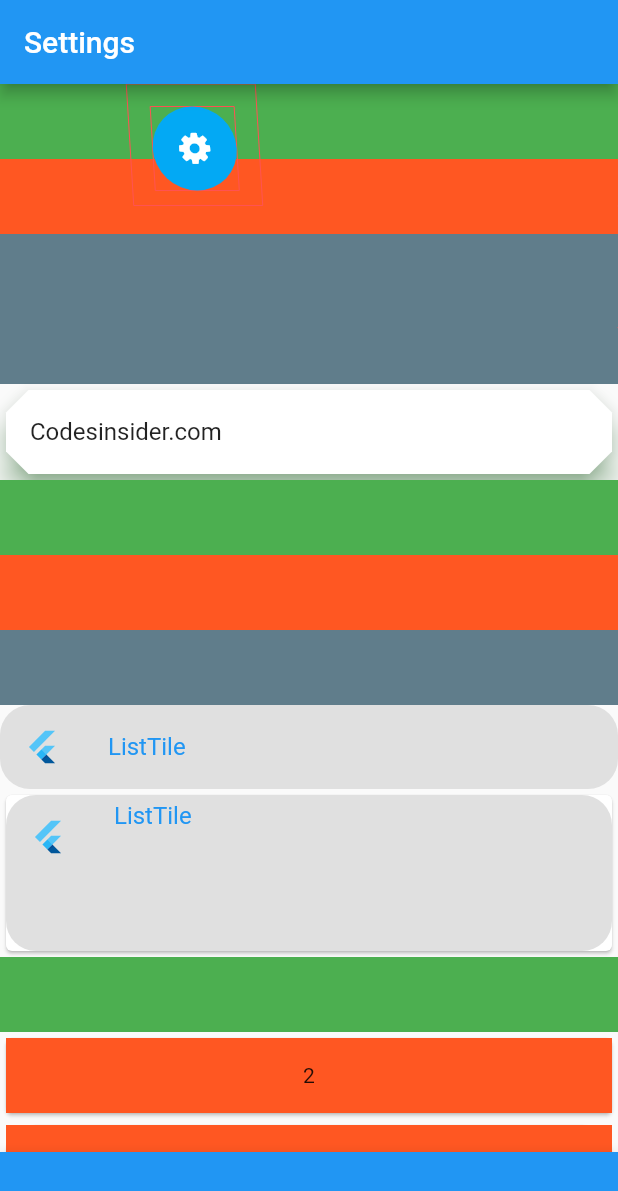
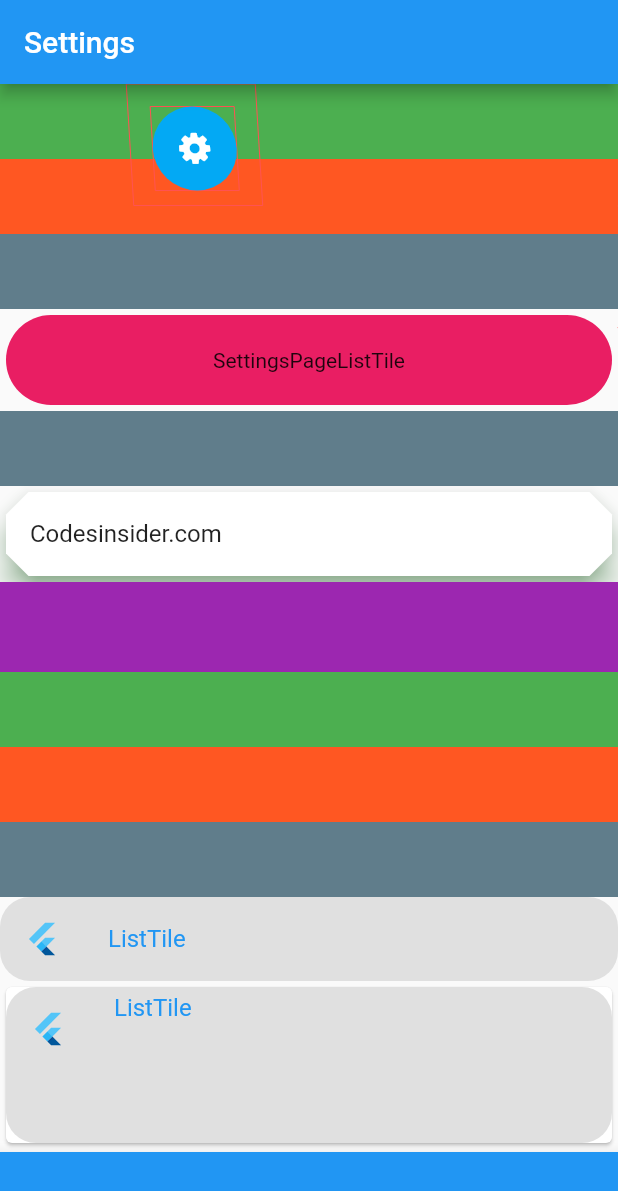
Before and after one commit to BigDeeEss/dash_cam_app, a Flutter app: the screen it shows after launch, after a tap on an icon or button, on a phone screen of 412 x 824 dp. Shown: the top 1191 px of the screen. Run offline on Flutter 3.47's test engine with Material 2 defaults, Android fonts, the phone set to English and light mode, and no system bars; missing offline and left inert: rect_getter; statements that could not run were skipped.

Commit message:
Reinstate NotificationNotifier in the build method of SettingsPageContents.
Works.

```diff
--- a/lib/settings_page_contents.dart
+++ b/lib/settings_page_contents.dart
@@ -24,10 +24,18 @@ class SettingsPageContents extends StatelessWidget {
     // return NotificationNotifier<ScrollNotification, ScrollUpdateNotification>(
     //   child: _SettingsPageContentsList(),
     // );
-    return DataNotifier(
-      key: ValueKey('NN_test'),
+    return NotificationNotifier<ScrollNotification>(
       child: _SettingsPageContentsList(),
-      data: notificationData,
+      notificationData: notificationData,
+      onNotification: (notification) {
+        if (notification is ScrollUpdateNotification) {
+          notificationData.value = notification.metrics.pixels;
+        }
+
+        //  Return true to stop notifications of this type
+        //  continuing up the widget tree.
+        return true;
+      },
     );
   }
 }
@@ -44,7 +52,6 @@ class _SettingsPageContentsList extends StatelessWidget {
 
   @override
   Widget build(BuildContext context) {
-    print(DataNotifier.of(context, ValueKey('NN_test')).data.value);
     return
       // ClipPath(
       //   clipper: SettingsPageListTileClipper(
@@ -71,9 +78,9 @@ class _SettingsPageContentsList extends StatelessWidget {
             alignment: Alignment.center,
             color: colors[0],
           ),
-          // SettingsPageListTile(
-          //   valueListenable: NN.of(context, ValueKey('NN_test')),
-          // ),
+          SettingsPageListTile(
+            valueListenable: NotificationNotifier.of <ScrollNotification> (context).notificationData,
+          ),
           Container(
             height: 50,
             width: 50,
@@ -90,17 +97,17 @@ class _SettingsPageContentsList extends StatelessWidget {
                 borderRadius: BorderRadius.circular(15)
             ),
           ),
-          // ValueListenableBuilder<double>(
-          //   valueListenable: NN.of(context, ValueKey('NN_test')).data,
-          //   builder: (BuildContext context, double value, __,){
-          //     return Container(
-          //       // height: 20.0 + 40 * math.pow(math.cos(value/50), 2),
-          //       width: 50,
-          //       alignment: Alignment.center,
-          //       color: colors[3],
-          //     );
-          //   },
-          // ),
+          ValueListenableBuilder<double>(
+            valueListenable: NotificationNotifier.of <ScrollNotification> (context).notificationData,
+            builder: (BuildContext context, double value, __,){
+              return Container(
+                height: 20.0 + 40 * math.pow(math.cos(value/50), 2),
+                width: 50,
+                alignment: Alignment.center,
+                color: colors[3],
+              );
+            },
+          ),
           Container(
             height: 50,
             width: 50,
@@ -136,9 +143,9 @@ class _SettingsPageContentsList extends StatelessWidget {
               subtitle: SizedBox(height: 77,),
             ),
           ),
-          // SettingsPageListTile(
-          //   valueListenable: NotificationNotifier.of <ScrollNotification> (context).notificationData,
-          // ),
+          SettingsPageListTile(
+            valueListenable: NotificationNotifier.of <ScrollNotification> (context).notificationData,
+          ),
           Container(
             height: 50,
             width: 50,
@@ -170,9 +177,9 @@ class _SettingsPageContentsList extends StatelessWidget {
             alignment: Alignment.center,
             color: colors[2],
           ),
-          // SettingsPageListTile(
-          //   valueListenable: NotificationNotifier.of <ScrollNotification> (context).notificationData,
-          // ),
+          SettingsPageListTile(
+            valueListenable: NotificationNotifier.of <ScrollNotification> (context).notificationData,
+          ),
           Container(
             height: 50,
             width: 50,
@@ -271,17 +278,17 @@ class _SettingsPageContentsList extends StatelessWidget {
             alignment: Alignment.center,
             color: colors[0],
           ),
-          // ValueListenableBuilder<double>(
-          //   valueListenable: NotificationNotifier.of<ScrollNotification>(context).notificationData,
-          //   builder: (BuildContext context, double value, __,){
-          //     return Container(
-          //       height: 20.0 + 40 * math.pow(math.cos(value/50), 2),
-          //       width: 50,
-          //       alignment: Alignment.center,
-          //       color: colors[3],
-          //     );
-          //   },
-          // ),
+          ValueListenableBuilder<double>(
+            valueListenable: NotificationNotifier.of <ScrollNotification> (context).notificationData,
+            builder: (BuildContext context, double value, __,){
+              return Container(
+                height: 20.0 + 40 * math.pow(math.cos(value/50), 2),
+                width: 50,
+                alignment: Alignment.center,
+                color: colors[3],
+              );
+            },
+          ),
           Container(
             height: 50,
             width: 50,
```
